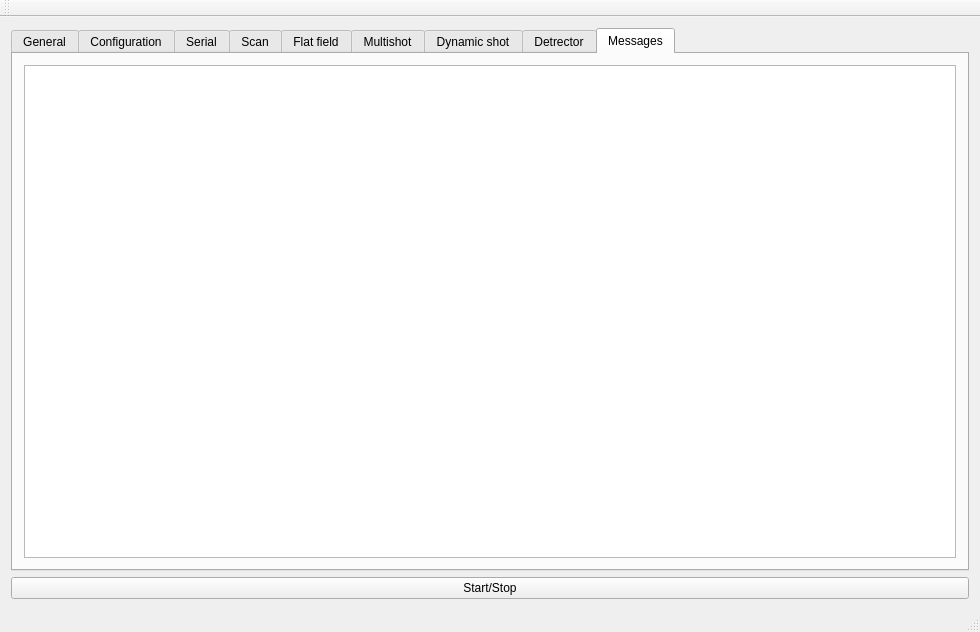
AustralianSynchrotron/ctgui, file ctgui_mainwindow.ui: the form before one commit.
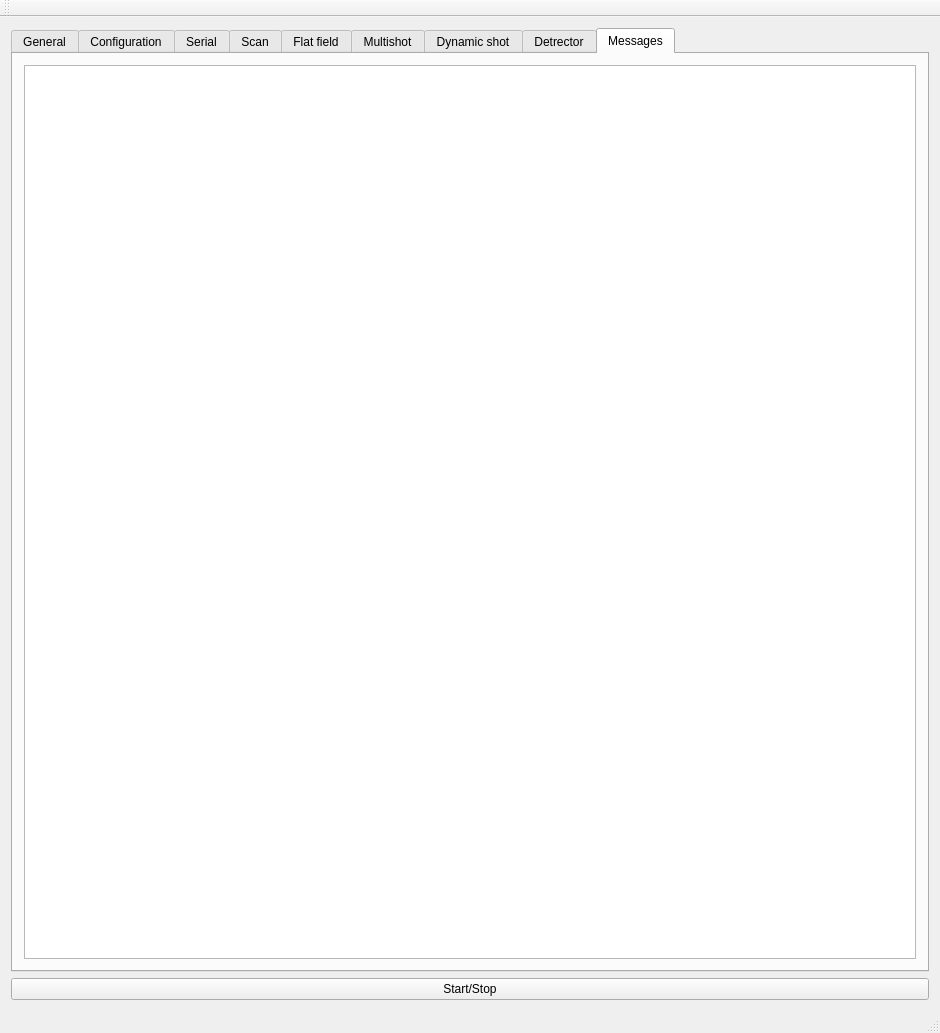
The form after the commit. The open tabs and pages were chosen to show the change. Icons and pictures are not drawn. Custom widgets are drawn as their Qt base class.

```diff
--- a/ctgui_mainwindow.ui
+++ b/ctgui_mainwindow.ui
@@ -6,8 +6,8 @@
    <rect>
     <x>0</x>
     <y>0</y>
-    <width>980</width>
-    <height>632</height>
+    <width>940</width>
+    <height>1033</height>
    </rect>
   </property>
   <property name="windowTitle">
```
Left out of the diff: 44 changed lines with no effect on the pictures.
